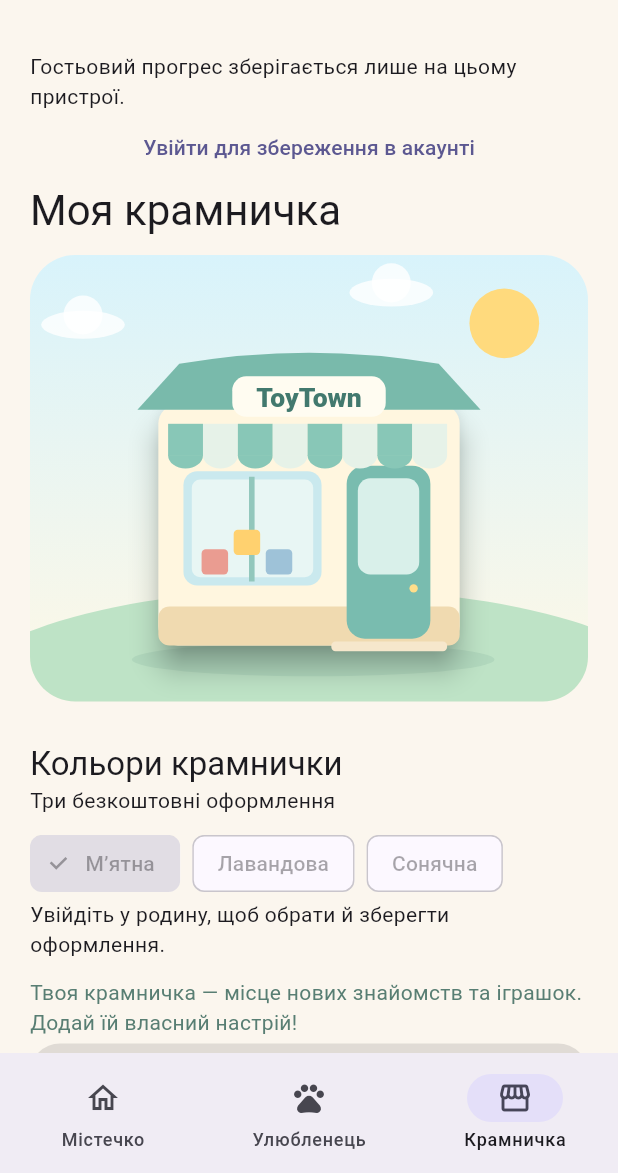
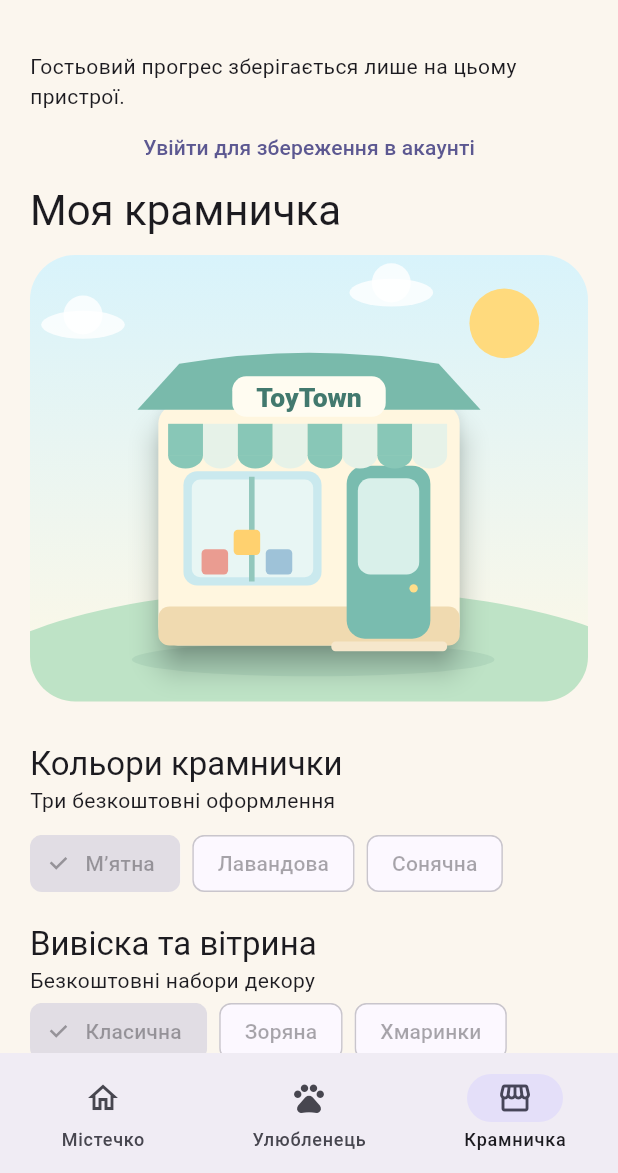
Before and after one commit to awesomebuy2u-design/ToyTown-, a Flutter app: the screen it shows after launch, item 3 of the bottom bar chosen, after a tap on the "refresh" icon, on a phone screen of 412 x 824 dp, the part 63-1236 px from its top. Run offline on Flutter 3.47's test engine with Material 3 defaults, Android fonts, the phone set to English and light mode, and no system bars; our stand-ins replace flutter_map, image_picker, latlong2, shared_preferences, supabase_flutter; accounts and stored records are empty.

Commit message:
ToyTown 1.0.10: pet memory game and saved star and cloud shop fronts

```diff
--- a/lib/toytown_world.dart
+++ b/lib/toytown_world.dart
@@ -2,6 +2,7 @@ import 'dart:convert';
 import 'dart:async';
 import 'world_art.dart';
 import 'daily_pet_tasks.dart';
+import 'pet_memory_game.dart';
 import 'package:supabase_flutter/supabase_flutter.dart';
 
 import 'package:flutter/material.dart';
@@ -33,7 +34,8 @@ class _ToyTownWorldState extends State<ToyTownWorld> with WidgetsBindingObserver
   String petKind = 'dog', petName = 'Дружок', petOutfit = 'none';
   bool petHat = false, petBow = false;
   Map<String, bool> dailyTasks = {};
-  String shopTheme = 'mint', lastActivity = 'stroke';
+  String shopTheme = 'mint', shopFront = 'classic', lastActivity = 'stroke';
+  bool gameOpen = false;
   int reaction = 0;
 
   bool get online => widget.client?.auth.currentUser != null;
@@ -70,13 +72,14 @@ class _ToyTownWorldState extends State<ToyTownWorld> with WidgetsBindingObserver
 
   @override
   void didChangeAppLifecycleState(AppLifecycleState state) {
-    if (state == AppLifecycleState.resumed && !saving) loadProgress();
+    if (state == AppLifecycleState.resumed && !saving && !gameOpen) loadProgress();
   }
 
   void applyProgress(Map<String, dynamic> data) {
     if (data['dailyTasks'] is Map) {
       dailyTasks = Map<String, bool>.from(data['dailyTasks'] as Map);
     }
+    if (data['shopFront'] is String) shopFront = data['shopFront'] as String;
     if (data['shopTheme'] is String) shopTheme = data['shopTheme'] as String;
     stars = (data['stars'] as num?)?.toInt() ?? 0;
     careCount = (data['careCount'] as num?)?.toInt() ?? 0;
@@ -103,7 +106,7 @@ class _ToyTownWorldState extends State<ToyTownWorld> with WidgetsBindingObserver
       ready = false; saving = false; error = null; legacyProgress = null;
       stars = 0; careCount = 0; lastCareDay = null; decorated = false;
       familyId = null; cloudStored = false;
-      dailyTasks = {}; shopTheme = 'mint'; lastActivity = 'stroke'; reaction = 0;
+      dailyTasks = {}; shopTheme = 'mint'; shopFront = 'classic'; lastActivity = 'stroke'; reaction = 0;
       flowers = false; awning = false; petKind = 'dog'; petName = 'Дружок'; petHat = false; petBow = false; petOutfit = 'none';
     });
     try {
@@ -267,10 +270,34 @@ class _ToyTownWorldState extends State<ToyTownWorld> with WidgetsBindingObserver
     }
   }
 
+  Future<void> playMemoryGame() async {
+    if (!ready || saving || gameOpen) return;
+    final ticket = generation;
+    final user = widget.client?.auth.currentUser?.id;
+    setState(() => gameOpen = true);
+    try {
+      final won = await Navigator.of(context).push<bool>(MaterialPageRoute(builder: (_) =>
+        PetMemoryGame(petName: petName, petKind: petKind,
+          canEarnReward: online && legacyProgress == null && familyId != null && dailyTasks['play'] != true)));
+      if (won == true && current(ticket, user) && online) await dailyAction('play');
+    } finally {
+      if (mounted) setState(() => gameOpen = false);
+    }
+  }
+
+  Future<void> handleDailyTask(String action) async {
+    if (action == 'play') { await playMemoryGame(); }
+    else { await dailyAction(action); }
+  }
+
   Widget dailyAdventures() => Column(crossAxisAlignment: CrossAxisAlignment.start, children: [
     DailyPetTasks(completed: dailyTasks,
       enabled: ready && !saving && online && familyId != null && legacyProgress == null,
-      onAction: dailyAction),
+      onAction: handleDailyTask),
+    FilledButton.tonalIcon(
+      onPressed: ready && !saving && !gameOpen ? playMemoryGame : null,
+      icon: const Icon(Icons.extension_rounded), label: const Text('Зіграти у «Знайди пару»')),
+    const Text('Повторні ігри доступні завжди. Зірочка за гру — раз на день.'),
     if (!online) TextButton(onPressed: widget.openParent,
       child: const Text('Увійти, щоб виконувати завдання та отримувати зірочки')),
   ]);
@@ -285,6 +312,15 @@ class _ToyTownWorldState extends State<ToyTownWorld> with WidgetsBindingObserver
         ChoiceChip(label: Text(theme.$2), selected: shopTheme == theme.$1,
           onSelected: ready && !saving && online && legacyProgress == null && familyId != null
             ? (_) => dailyAction('theme_${theme.$1}') : null),
+    ]),
+    const SizedBox(height: 16),
+    Text('Вивіска та вітрина', style: Theme.of(context).textTheme.titleLarge),
+    const Text('Безкоштовні набори декору'),
+    Wrap(spacing: 8, runSpacing: 8, children: [
+      for (final front in const [('classic', 'Класична'), ('stars', 'Зоряна'), ('clouds', 'Хмаринки')])
+        ChoiceChip(label: Text(front.$2), selected: shopFront == front.$1,
+          onSelected: ready && !saving && online && legacyProgress == null && familyId != null
+            ? (_) => dailyAction('front_${front.$1}') : null),
     ]),
     if (!online) const Text('Увійдіть у родину, щоб обрати й зберегти оформлення.'),
   ]);
@@ -355,7 +391,7 @@ class _ToyTownWorldState extends State<ToyTownWorld> with WidgetsBindingObserver
             ...(tab == 0 ? [
             Text('Містечко іграшок', style: Theme.of(context).textTheme.headlineMedium),
             const SizedBox(height: 16),
-            ShopScene(balloons:decorated,flowers:flowers,awning:awning,theme:shopTheme,onTap:widget.openListings),
+            ShopScene(balloons:decorated,flowers:flowers,awning:awning,theme:shopTheme,front:shopFront,onTap:widget.openListings),
             const SizedBox(height:12),
             FilledButton.tonal(onPressed: widget.openListings, child: const Text('🧸 Знайти іграшки')),
             FilledButton.tonal(onPressed: () => setState(() => tab = 1), child: const Text('🐾 Відвідати улюбленця')),
@@ -383,7 +419,7 @@ class _ToyTownWorldState extends State<ToyTownWorld> with WidgetsBindingObserver
           ] : [
             Text('Моя крамничка', style: Theme.of(context).textTheme.headlineMedium),
             const SizedBox(height:12),
-            ShopScene(balloons:decorated,flowers:flowers,awning:awning,theme:shopTheme,onTap:widget.openListings),
+            ShopScene(balloons:decorated,flowers:flowers,awning:awning,theme:shopTheme,front:shopFront,onTap:widget.openListings),
             const SizedBox(height:12),
             shopThemes(),
             const SizedBox(height: 12),
--- a/lib/world_art.dart
+++ b/lib/world_art.dart
@@ -109,9 +109,9 @@ void _star(Canvas c,Offset center,double r,Color color) {
 }
 
 class ShopScene extends StatefulWidget {
- const ShopScene({super.key,required this.balloons,required this.flowers,required this.awning,this.onTap,this.theme='mint'});
+ const ShopScene({super.key,required this.balloons,required this.flowers,required this.awning,this.onTap,this.theme='mint',this.front='classic'});
  final bool balloons,flowers,awning;
- final String theme;
+ final String theme,front;
  final VoidCallback? onTap;
  @override
  State<ShopScene> createState()=>_ShopSceneState();
@@ -123,13 +123,13 @@ class _ShopSceneState extends State<ShopScene> with SingleTickerProviderStateMix
  @override
  void dispose(){motion.dispose();super.dispose();}
  @override
- Widget build(BuildContext context)=>Semantics(label:'${widget.theme == 'lavender' ? 'Лавандова' : widget.theme == 'sunset' ? 'Сонячна' : 'М’ятна'} іграшкова крамничка${widget.balloons?', з кульками':''}${widget.flowers?', з квітами':''}${widget.awning?', з барвистим навісом':''}',button:widget.onTap!=null,
+ Widget build(BuildContext context)=>Semantics(label:'${widget.theme == 'lavender' ? 'Лавандова' : widget.theme == 'sunset' ? 'Сонячна' : 'М’ятна'} іграшкова крамничка${widget.front == 'stars' ? ', зоряна вітрина' : widget.front == 'clouds' ? ', вітрина з хмаринками' : ''}${widget.balloons?', з кульками':''}${widget.flowers?', з квітами':''}${widget.awning?', з барвистим навісом':''}',button:widget.onTap!=null,
  child:GestureDetector(onTap:widget.onTap,child:AspectRatio(aspectRatio:1.25,child:ClipRRect(borderRadius:BorderRadius.circular(30),
- child:AnimatedBuilder(animation:motion,builder:(context,_)=>CustomPaint(painter:_ShopPainter(balloons:widget.balloons,flowers:widget.flowers,awning:widget.awning,theme:widget.theme,t:MediaQuery.disableAnimationsOf(context)?0:motion.value)))))));
+ child:AnimatedBuilder(animation:motion,builder:(context,_)=>CustomPaint(painter:_ShopPainter(balloons:widget.balloons,flowers:widget.flowers,awning:widget.awning,theme:widget.theme,front:widget.front,t:MediaQuery.disableAnimationsOf(context)?0:motion.value)))))));
 }
 class _ShopPainter extends CustomPainter {
- _ShopPainter({required this.balloons,required this.flowers,required this.awning,required this.theme,required this.t});
- final bool balloons,flowers,awning;final String theme;final double t;
+ _ShopPainter({required this.balloons,required this.flowers,required this.awning,required this.theme,required this.front,required this.t});
+ final bool balloons,flowers,awning;final String theme,front;final double t;
  @override
  void paint(Canvas c,Size s){
  c.scale(s.width/400,s.height/320);
@@ -157,6 +157,27 @@ class _ShopPainter extends CustomPainter {
  c.drawRRect(RRect.fromRectAndRadius(const Rect.fromLTWH(235,160,44,69),const Radius.circular(9)),p..color=const Color(0xFFD9F0EA));
  c.drawCircle(const Offset(275,239),3,p..color=const Color(0xFFFFDE8A));
  for(var i=0;i<3;i++){c.drawRRect(RRect.fromRectAndRadius(Rect.fromLTWH(123.0+i*23,211.0-i%2*14,19,18),const Radius.circular(3)),p..color=[const Color(0xFFEA9C91),const Color(0xFFFFD16F),const Color(0xFF9EC2D8)][i]);}
+ // Free front sets change the sign, window display and hanging decorations.
+ if(front=='stars') {
+   for(final x in [84.0,316.0]) {
+     c.drawLine(Offset(x,112),Offset(x,151),p..color=const Color(0xFFD1AF64)..strokeWidth=1.5);
+     _star(c,Offset(x,151),8,const Color(0xFFFFD36D));
+   }
+   _star(c,const Offset(130,102),8,const Color(0xFFFFD36D));
+   _star(c,const Offset(270,102),8,const Color(0xFFFFD36D));
+   for(var i=0;i<3;i++) _star(c,Offset(130.0+i*28,184),8,[const Color(0xFFEAA8BC),const Color(0xFFFFCE6A),const Color(0xFFA6B8E2)][i]);
+ } else if(front=='clouds') {
+   for(final pos in const [Offset(130,102),Offset(270,102),Offset(133,184),Offset(182,184)]) {
+     p.color=Colors.white;
+     c.drawOval(Rect.fromCenter(center:pos,width:30,height:12),p);
+     c.drawCircle(pos+const Offset(-4,-5),7,p);
+     c.drawCircle(pos+const Offset(5,-3),6,p);
+   }
+   for(final x in [84.0,316.0]) {
+     c.drawLine(Offset(x,112),Offset(x,153),p..color=const Color(0xFF90B9CC)..strokeWidth=1.5);
+     c.drawCircle(Offset(x,153),5,p..color=const Color(0xFFA8CFDD));
+   }
+ }
  // A striped canopy makes an actual visible change when purchased.
  for(var i=0;i<8;i++){final x=99+i*25.0;final color=awning?(i.isEven?const Color(0xFFEF9E90):const Color(0xFFFFF5DC)):(i.isEven?const Color(0xFF88C7B7):const Color(0xFFE6F2E8));c.drawRect(Rect.fromLTWH(x,121,25,23),p..color=color);c.drawArc(Rect.fromLTWH(x,134,25,19),0,math.pi,true,p);}
  if(flowers){for(final x in [106.0,299.0]){c.drawRRect(RRect.fromRectAndRadius(Rect.fromLTWH(x-12,262,24,20),const Radius.circular(4)),p..color=const Color(0xFFCE8B70));for(var j=0;j<3;j++){final xx=x-9+j*9;c.drawLine(Offset(xx,265),Offset(xx,246.0-j%2*6),p..color=const Color(0xFF5B9D78)..strokeWidth=2);for(var k=0;k<5;k++){final a=k*2*math.pi/5;c.drawCircle(Offset(xx+math.cos(a)*4,246.0-j%2*6+math.sin(a)*4),3.6,p..color=j.isEven?const Color(0xFFED9BAE):const Color(0xFFFFD27A));}c.drawCircle(Offset(xx,246.0-j%2*6),2,p..color=const Color(0xFFFFF3C8));}}}
@@ -164,5 +185,5 @@ class _ShopPainter extends CustomPainter {
  c.drawRRect(RRect.fromRectAndRadius(const Rect.fromLTWH(216,277,83,7),const Radius.circular(3)),p..color=const Color(0xFFF6E7CC));
  }
  @override
- bool shouldRepaint(covariant _ShopPainter old)=>old.balloons!=balloons||old.flowers!=flowers||old.awning!=awning||old.theme!=theme||old.t!=t;
+ bool shouldRepaint(covariant _ShopPainter old)=>old.balloons!=balloons||old.flowers!=flowers||old.awning!=awning||old.theme!=theme||old.front!=front||old.t!=t;
 }
--- a/pubspec.yaml
+++ b/pubspec.yaml
@@ -1,7 +1,7 @@
 name: toytown
 description: ToyTown — безпечний простір для обміну дитячими іграшками під наглядом батьків.
 publish_to: 'none'
-version: 1.0.9+19
+version: 1.0.10+20
 
 environment:
   sdk: '>=3.3.0 <4.0.0'
```
Also changed, not shown: lib/pet_memory_game.dart (added, +101 -0 lines), 5 other files.
